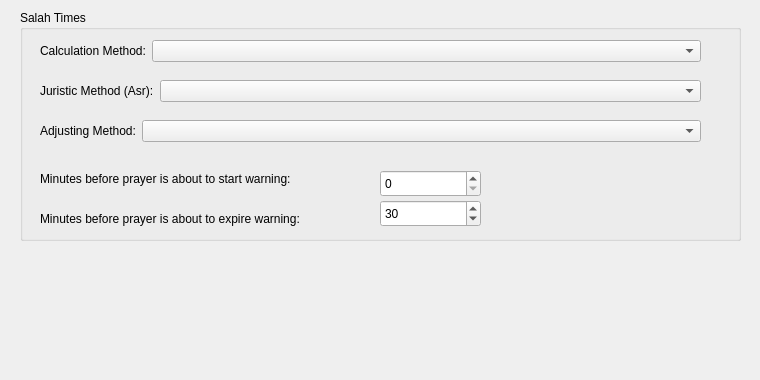
abumq/project-islam, file extensions/salah/settings_tab_widget_form.ui: the form before one commit.
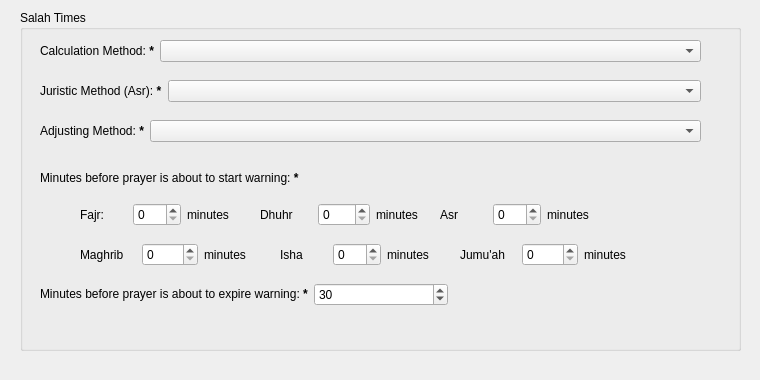
The form after the commit.

Commit message: Separate time start warning

The edit to the form file:
```diff
--- a/extensions/salah/settings_tab_widget_form.ui
+++ b/extensions/salah/settings_tab_widget_form.ui
@@ -31,7 +31,7 @@
      <x>20</x>
      <y>10</y>
      <width>721</width>
-     <height>231</height>
+     <height>341</height>
     </rect>
    </property>
    <property name="title">
@@ -53,7 +53,7 @@
      <item row="0" column="0">
       <widget class="QLabel" name="label">
        <property name="text">
-        <string>Calculation Method:</string>
+        <string>Calculation Method: &lt;b&gt;*&lt;/b&gt;</string>
        </property>
       </widget>
      </item>
@@ -75,7 +75,7 @@
      <item row="0" column="0">
       <widget class="QLabel" name="label_2">
        <property name="text">
-        <string>Juristic Method (Asr):</string>
+        <string>Juristic Method (Asr): &lt;b&gt;*&lt;/b&gt;</string>
        </property>
       </widget>
      </item>
@@ -97,7 +97,7 @@
      <item row="0" column="0">
       <widget class="QLabel" name="label_3">
        <property name="text">
-        <string>Adjusting Method:</string>
+        <string>Adjusting Method: &lt;b&gt;*&lt;/b&gt;</string>
        </property>
       </widget>
      </item>
@@ -106,35 +106,6 @@
      </item>
     </layout>
    </widget>
-   <widget class="QLabel" name="label_4">
-    <property name="geometry">
-     <rect>
-      <x>20</x>
-      <y>200</y>
-      <width>341</width>
-      <height>17</height>
-     </rect>
-    </property>
-    <property name="text">
-     <string>Minutes before prayer is about to expire warning:</string>
-    </property>
-   </widget>
-   <widget class="QSpinBox" name="spnMinPrayerOver">
-    <property name="geometry">
-     <rect>
-      <x>360</x>
-      <y>190</y>
-      <width>101</width>
-      <height>27</height>
-     </rect>
-    </property>
-    <property name="maximum">
-     <number>500</number>
-    </property>
-    <property name="value">
-     <number>30</number>
-    </property>
-   </widget>
    <widget class="QLabel" name="label_5">
     <property name="geometry">
      <rect>
@@ -145,24 +116,211 @@
      </rect>
     </property>
     <property name="text">
-     <string>Minutes before prayer is about to start warning:</string>
+     <string>Minutes before prayer is about to start warning: &lt;b&gt;*&lt;/b&gt;</string>
     </property>
    </widget>
-   <widget class="QSpinBox" name="spnMinPrayerStart">
+   <widget class="QWidget" name="layoutWidget_2">
     <property name="geometry">
      <rect>
-      <x>360</x>
-      <y>160</y>
-      <width>101</width>
-      <height>27</height>
+      <x>60</x>
+      <y>230</y>
+      <width>180</width>
+      <height>29</height>
      </rect>
     </property>
-    <property name="maximum">
-     <number>500</number>
+    <layout class="QGridLayout" name="gridLayout_2">
+     <item row="0" column="0">
+      <widget class="QLabel" name="label_8">
+       <property name="text">
+        <string>Maghrib</string>
+       </property>
+      </widget>
+     </item>
+     <item row="0" column="1">
+      <widget class="QSpinBox" name="spnMinPrayerStartMaghrib"/>
+     </item>
+     <item row="0" column="2">
+      <widget class="QLabel" name="label_9">
+       <property name="text">
+        <string>minutes</string>
+       </property>
+      </widget>
+     </item>
+    </layout>
+   </widget>
+   <widget class="QWidget" name="layoutWidget_3">
+    <property name="geometry">
+     <rect>
+      <x>440</x>
+      <y>230</y>
+      <width>180</width>
+      <height>29</height>
+     </rect>
     </property>
-    <property name="singleStep">
-     <number>10</number>
+    <layout class="QGridLayout" name="gridLayout_3">
+     <item row="0" column="0">
+      <widget class="QLabel" name="label_10">
+       <property name="text">
+        <string>Jumu'ah</string>
+       </property>
+      </widget>
+     </item>
+     <item row="0" column="1">
+      <widget class="QSpinBox" name="spnMinPrayerStartJumuah"/>
+     </item>
+     <item row="0" column="2">
+      <widget class="QLabel" name="label_11">
+       <property name="text">
+        <string>minutes</string>
+       </property>
+      </widget>
+     </item>
+    </layout>
+   </widget>
+   <widget class="QWidget" name="layoutWidget_4">
+    <property name="geometry">
+     <rect>
+      <x>240</x>
+      <y>190</y>
+      <width>168</width>
+      <height>29</height>
+     </rect>
     </property>
+    <layout class="QGridLayout" name="gridLayout_4">
+     <item row="0" column="0">
+      <widget class="QLabel" name="label_12">
+       <property name="text">
+        <string>Dhuhr</string>
+       </property>
+      </widget>
+     </item>
+     <item row="0" column="1">
+      <widget class="QSpinBox" name="spnMinPrayerStartDhuhr"/>
+     </item>
+     <item row="0" column="2">
+      <widget class="QLabel" name="label_13">
+       <property name="text">
+        <string>minutes</string>
+       </property>
+      </widget>
+     </item>
+    </layout>
+   </widget>
+   <widget class="QWidget" name="layoutWidget_5">
+    <property name="geometry">
+     <rect>
+      <x>260</x>
+      <y>230</y>
+      <width>154</width>
+      <height>29</height>
+     </rect>
+    </property>
+    <layout class="QGridLayout" name="gridLayout_5">
+     <item row="0" column="0">
+      <widget class="QLabel" name="label_14">
+       <property name="text">
+        <string>Isha</string>
+       </property>
+      </widget>
+     </item>
+     <item row="0" column="1">
+      <widget class="QSpinBox" name="spnMinPrayerStartIsha"/>
+     </item>
+     <item row="0" column="2">
+      <widget class="QLabel" name="label_15">
+       <property name="text">
+        <string>minutes</string>
+       </property>
+      </widget>
+     </item>
+    </layout>
+   </widget>
+   <widget class="QWidget" name="layoutWidget_6">
+    <property name="geometry">
+     <rect>
+      <x>420</x>
+      <y>190</y>
+      <width>154</width>
+      <height>29</height>
+     </rect>
+    </property>
+    <layout class="QGridLayout" name="gridLayout_6">
+     <item row="0" column="0">
+      <widget class="QLabel" name="label_16">
+       <property name="text">
+        <string>Asr</string>
+       </property>
+      </widget>
+     </item>
+     <item row="0" column="1">
+      <widget class="QSpinBox" name="spnMinPrayerStartAsr"/>
+     </item>
+     <item row="0" column="2">
+      <widget class="QLabel" name="label_17">
+       <property name="text">
+        <string>minutes</string>
+       </property>
+      </widget>
+     </item>
+    </layout>
+   </widget>
+   <widget class="QWidget" name="layoutWidget">
+    <property name="geometry">
+     <rect>
+      <x>60</x>
+      <y>190</y>
+      <width>154</width>
+      <height>29</height>
+     </rect>
+    </property>
+    <layout class="QGridLayout" name="gridLayout">
+     <item row="0" column="0">
+      <widget class="QLabel" name="label_6">
+       <property name="text">
+        <string>Fajr:</string>
+       </property>
+      </widget>
+     </item>
+     <item row="0" column="1">
+      <widget class="QSpinBox" name="spnMinPrayerStartFajr"/>
+     </item>
+     <item row="0" column="2">
+      <widget class="QLabel" name="label_7">
+       <property name="text">
+        <string>minutes</string>
+       </property>
+      </widget>
+     </item>
+    </layout>
+   </widget>
+   <widget class="QWidget" name="">
+    <property name="geometry">
+     <rect>
+      <x>20</x>
+      <y>270</y>
+      <width>408</width>
+      <height>29</height>
+     </rect>
+    </property>
+    <layout class="QGridLayout" name="gridLayout_7">
+     <item row="0" column="0">
+      <widget class="QLabel" name="label_4">
+       <property name="text">
+        <string>Minutes before prayer is about to expire warning: &lt;b&gt;*&lt;/b&gt;</string>
+       </property>
+      </widget>
+     </item>
+     <item row="0" column="1">
+      <widget class="QSpinBox" name="spnMinPrayerOver">
+       <property name="maximum">
+        <number>500</number>
+       </property>
+       <property name="value">
+        <number>30</number>
+       </property>
+      </widget>
+     </item>
+    </layout>
    </widget>
   </widget>
  </widget>
```
The commit also changes 15 other files.
